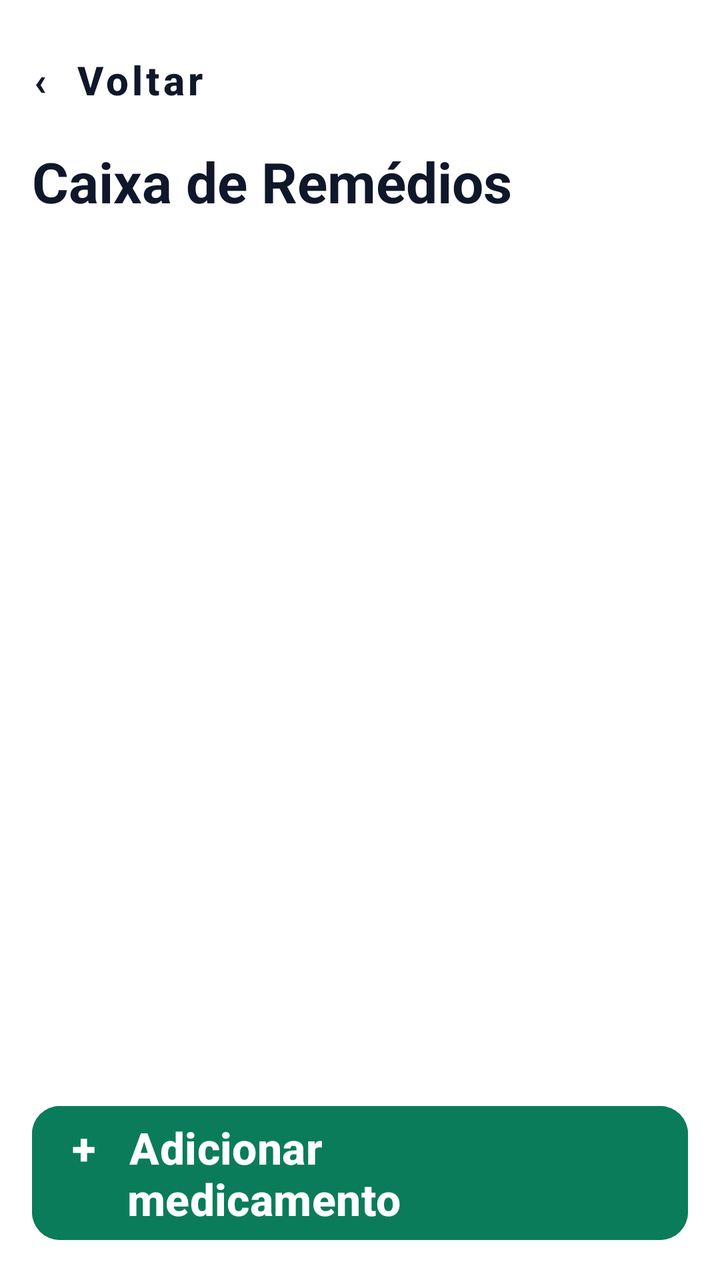
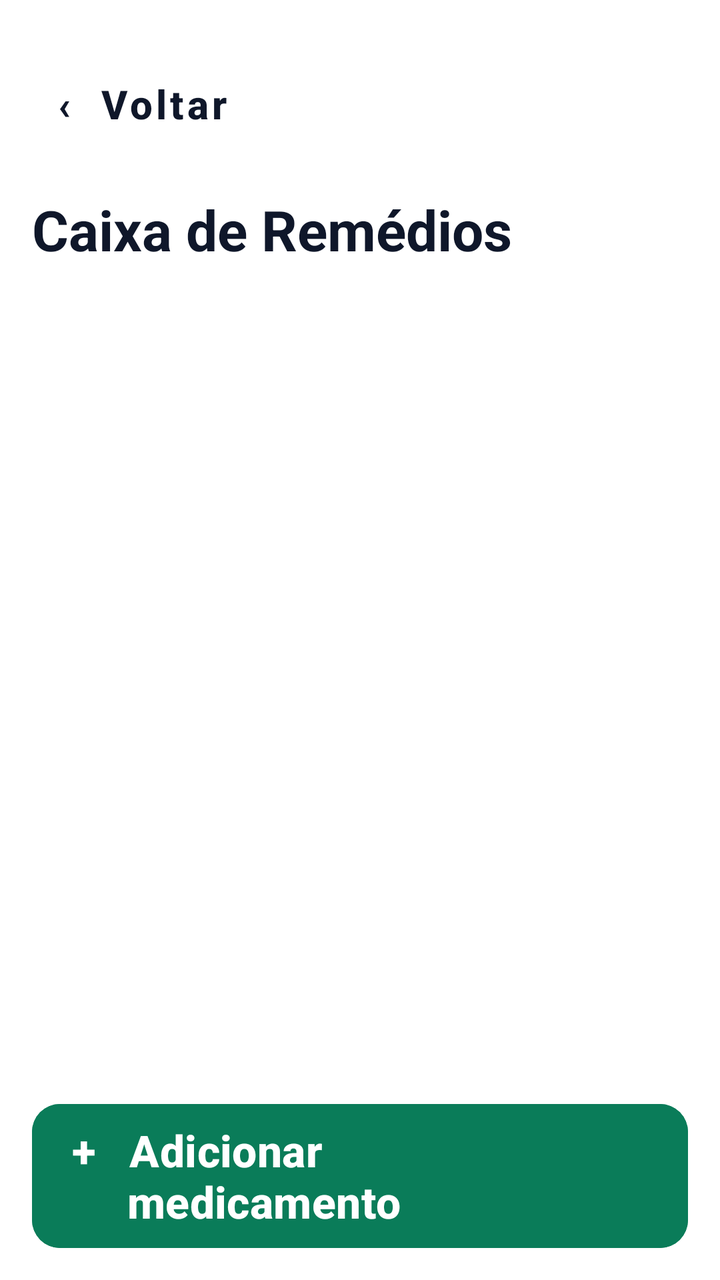

Two renders of the same Android screen: before a commit and after it. Below are the layout's source before the change and the commit's diff.
<!-- AndroidManifest.xml: application theme Theme.Vital -->
<!-- res/layout/activity_caixa_remedios.xml -->
<?xml version="1.0" encoding="utf-8"?>
<androidx.constraintlayout.widget.ConstraintLayout
    xmlns:android="http://schemas.android.com/apk/res/android"
    xmlns:app="http://schemas.android.com/apk/res-auto"
    xmlns:tools="http://schemas.android.com/tools"
    android:layout_width="match_parent"
    android:layout_height="match_parent"
    android:background="@color/white"
    android:padding="@dimen/margin_standard">

    
    <com.google.android.material.button.MaterialButton
        android:id="@+id/btnVoltarCaixa"
        style="@style/Widget.MaterialComponents.Button.TextButton"
        android:layout_width="wrap_content"
        android:layout_height="wrap_content"
        android:minHeight="48dp"
        android:paddingStart="0dp"
        android:text="‹  Voltar"
        android:textAllCaps="false"
        android:textColor="@color/vital_navy"
        android:textSize="20sp"
        android:textStyle="bold"
        app:layout_constraintStart_toStartOf="parent"
        app:layout_constraintTop_toTopOf="parent" />

    
    <TextView
        android:id="@+id/tvTituloCaixa"
        android:layout_width="wrap_content"
        android:layout_height="wrap_content"
        android:layout_marginTop="8dp"
        android:text="Caixa de Remédios"
        android:textColor="@color/vital_navy"
        android:textSize="28sp"
        android:textStyle="bold"
        app:layout_constraintStart_toStartOf="parent"
        app:layout_constraintTop_toBottomOf="@+id/btnVoltarCaixa" />

    
    <androidx.recyclerview.widget.RecyclerView
        android:id="@+id/rvMedicamentos"
        android:layout_width="0dp"
        android:layout_height="0dp"
        android:layout_marginTop="16dp"
        android:layout_marginBottom="16dp"
        tools:listitem="@layout/item_medicamento"
        app:layout_constraintBottom_toTopOf="@+id/btnAdicionarMed"
        app:layout_constraintEnd_toEndOf="parent"
        app:layout_constraintStart_toStartOf="parent"
        app:layout_constraintTop_toBottomOf="@+id/tvTituloCaixa" />

    
    <com.google.android.material.button.MaterialButton
        android:id="@+id/btnAdicionarMed"
        android:layout_width="0dp"
        android:layout_height="wrap_content"
        android:backgroundTint="@color/vital_green"
        android:gravity="start|center_vertical"
        android:minHeight="72dp"
        android:paddingHorizontal="20dp"
        android:text="+   Adicionar\n     medicamento"
        android:textAllCaps="false"
        android:textColor="@color/white"
        android:textSize="22sp"
        android:textStyle="bold"
        app:cornerRadius="14dp"
        app:layout_constraintBottom_toBottomOf="parent"
        app:layout_constraintEnd_toEndOf="parent"
        app:layout_constraintStart_toStartOf="parent" />

</androidx.constraintlayout.widget.ConstraintLayout>
<!-- res/layout/item_medicamento.xml (included above) -->
<?xml version="1.0" encoding="utf-8"?>
<com.google.android.material.card.MaterialCardView
    xmlns:android="http://schemas.android.com/apk/res/android"
    xmlns:app="http://schemas.android.com/apk/res-auto"
    android:layout_width="match_parent"
    android:layout_height="wrap_content"
    android:layout_marginBottom="12dp"
    app:cardBackgroundColor="@color/white"
    app:cardCornerRadius="16dp"
    app:cardElevation="0dp"
    app:strokeColor="@color/vital_gray"
    app:strokeWidth="1.5dp">

    <androidx.constraintlayout.widget.ConstraintLayout
        android:layout_width="match_parent"
        android:layout_height="wrap_content"
        android:padding="16dp">

        
        <TextView
            android:id="@+id/tvFotoPlaceholder"
            android:layout_width="68dp"
            android:layout_height="68dp"
            android:background="@drawable/bg_foto_placeholder"
            android:gravity="center"
            android:text="foto"
            android:textColor="@color/vital_gray"
            android:textSize="15sp"
            app:layout_constraintBottom_toBottomOf="parent"
            app:layout_constraintStart_toStartOf="parent"
            app:layout_constraintTop_toTopOf="parent" />

        
        <LinearLayout
            android:id="@+id/layoutInfoMed"
            android:layout_width="0dp"
            android:layout_height="wrap_content"
            android:layout_marginHorizontal="16dp"
            android:orientation="vertical"
            app:layout_constraintBottom_toBottomOf="parent"
            app:layout_constraintEnd_toStartOf="@+id/tvSetaDetalhe"
            app:layout_constraintStart_toEndOf="@+id/tvFotoPlaceholder"
            app:layout_constraintTop_toTopOf="parent">

            <TextView
                android:id="@+id/tvItemNomeMed"
                android:layout_width="wrap_content"
                android:layout_height="wrap_content"
                android:text="Ramipril 5 mg"
                android:textColor="@color/vital_navy"
                android:textSize="22sp"
                android:textStyle="bold" />

            <TextView
                android:id="@+id/tvItemDoseMed"
                android:layout_width="wrap_content"
                android:layout_height="wrap_content"
                android:layout_marginTop="2dp"
                android:text="1 comprimido"
                android:textColor="@color/vital_gray"
                android:textSize="17sp" />

            <TextView
                android:id="@+id/tvItemHoraMed"
                android:layout_width="wrap_content"
                android:layout_height="wrap_content"
                android:layout_marginTop="4dp"
                android:text="08:00"
                android:textColor="@color/vital_navy"
                android:textSize="19sp"
                android:textStyle="bold" />
        </LinearLayout>

        
        <TextView
            android:id="@+id/tvSetaDetalhe"
            android:layout_width="wrap_content"
            android:layout_height="wrap_content"
            android:text="›"
            android:textColor="@color/vital_navy"
            android:textSize="36sp"
            android:textStyle="bold"
            app:layout_constraintBottom_toBottomOf="parent"
            app:layout_constraintEnd_toEndOf="parent"
            app:layout_constraintTop_toTopOf="parent" />

    </androidx.constraintlayout.widget.ConstraintLayout>
</com.google.android.material.card.MaterialCardView>
<!-- resources referenced by this layout -->
<resources>
  <color name="vital_gray">#475569</color>
  <color name="vital_green">#0A7C59</color>
  <color name="vital_navy">#0F172A</color>
  <color name="white">#FFFFFF</color>
  <dimen name="margin_standard">16dp</dimen>
  <!-- drawable bg_foto_placeholder (drawable) -->
  <?xml version="1.0" encoding="utf-8"?>
  <shape xmlns:android="http://schemas.android.com/apk/res/android"
      android:shape="rectangle">
      <solid android:color="#F8F9FA"/> 
      <corners android:radius="8dp"/>
      <stroke
          android:width="1.5dp"
          android:color="#475569"
          android:dashWidth="4dp"
          android:dashGap="4dp" />
  </shape>
  <style name="Theme.Vital" parent="Base.Theme.Vital" />
  <style name="Base.Theme.Vital" parent="Theme.Material3.DayNight.NoActionBar">
          
          
      </style>
</resources>

<!-- the commit's change to res/layout/activity_caixa_remedios.xml (unified diff, before → after) -->
@@ -14,8 +14,13 @@
         style="@style/Widget.MaterialComponents.Button.TextButton"
         android:layout_width="wrap_content"
         android:layout_height="wrap_content"
-        android:minHeight="48dp"
-        android:paddingStart="0dp"
+        android:minHeight="72dp"
+        android:minWidth="168dp"
+        android:insetTop="0dp"
+        android:insetBottom="0dp"
+        android:gravity="start|center_vertical"
+        android:paddingStart="12dp"
+        android:paddingEnd="24dp"
         android:text="‹  Voltar"
         android:textAllCaps="false"
         android:textColor="@color/vital_navy"
@@ -54,6 +59,8 @@
     <com.google.android.material.button.MaterialButton
         android:id="@+id/btnAdicionarMed"
         android:layout_width="0dp"
+        android:insetTop="0dp"
+        android:insetBottom="0dp"
         android:layout_height="wrap_content"
         android:backgroundTint="@color/vital_green"
         android:gravity="start|center_vertical"
